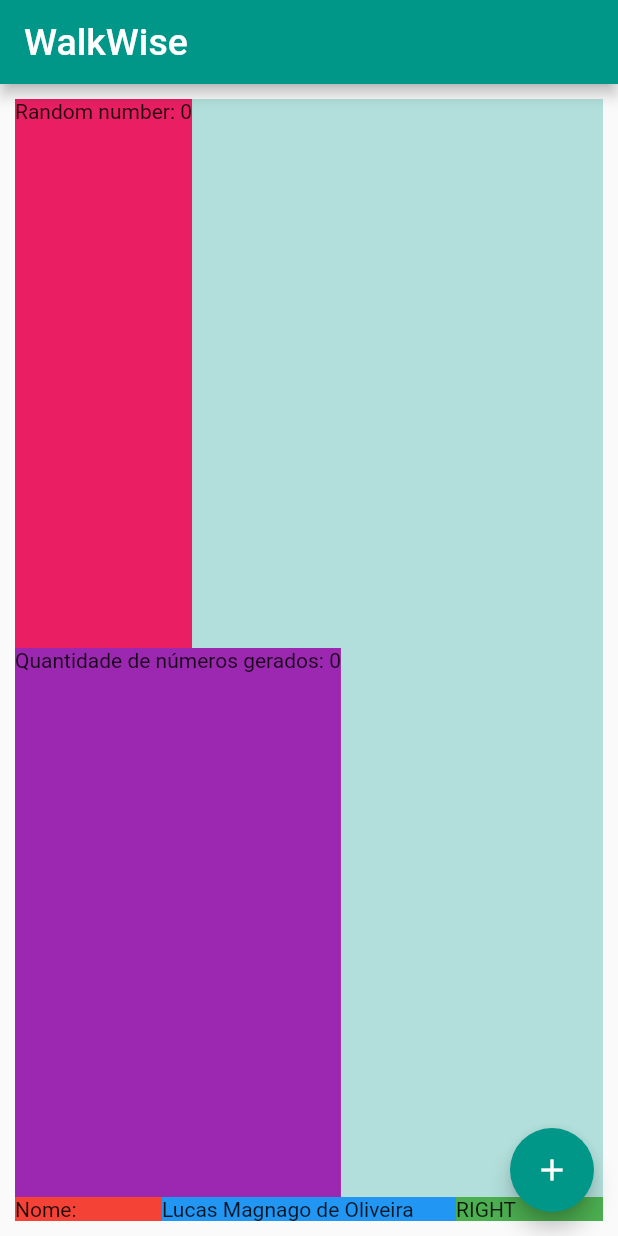
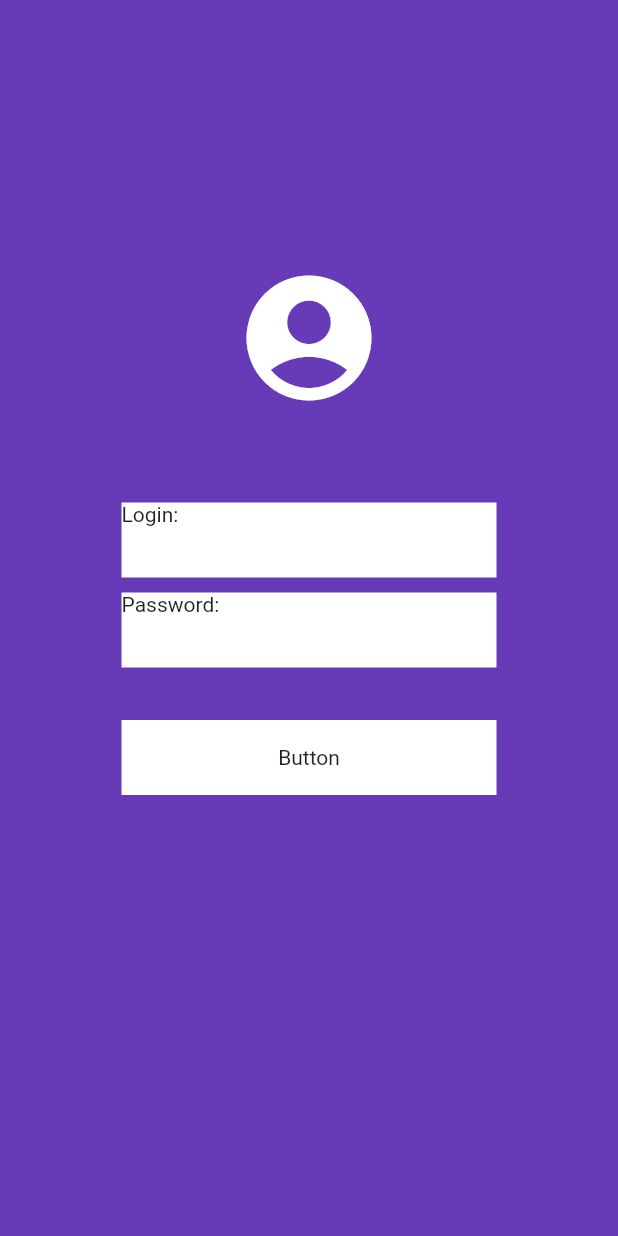
Before and after one commit to LucasMagnago/first-app-flutter, a Flutter app: the screen it shows after launch, on a phone screen of 412 x 824 dp. Run offline on Flutter 3.47's test engine with Material 2 defaults, Android fonts, the phone set to English and light mode, and no system bars; our stand-ins replace google_fonts.

Commit message:
login page

```diff
--- a/lib/pages/home.dart
+++ b/lib/pages/home.dart
@@ -37,7 +37,9 @@ class _HomePageState extends State<HomePage> {
                 child: Text('Random number: $randomNumber'),
               ),
             ),
-            Expanded(
+            SizedBox(
+              width: 100,
+              height: 100,
               child: Container(
                 color: Colors.purple,
                 child: Text('Quantidade de números gerados: $contNumbers'),
--- /dev/null
+++ b/lib/pages/login.dart
@@ -0,0 +1,72 @@
+import 'package:flutter/material.dart';
+
+class LoginPage extends StatefulWidget {
+  const LoginPage({Key? key}) : super(key: key);
+
+  @override
+  State<LoginPage> createState() => _LoginPageState();
+}
+
+class _LoginPageState extends State<LoginPage> {
+  @override
+  Widget build(BuildContext context) {
+    return SafeArea(
+      child: Scaffold(
+        backgroundColor: Colors.deepPurple,
+        body: Center(
+          child: Column(
+            // mainAxisAlignment: MainAxisAlignment.center,
+            crossAxisAlignment: CrossAxisAlignment.center,
+            children: [
+              const SizedBox(
+                height: 150,
+              ),
+              const SizedBox(
+                width: 150,
+                height: 150,
+                child: Icon(
+                  Icons.account_circle,
+                  color: Colors.white,
+                  size: 100,
+                ),
+              ),
+              const SizedBox(
+                height: 35,
+              ),
+              Container(
+                width: 250,
+                height: 50,
+                color: Colors.white,
+                child: const Text('Login: '),
+              ),
+              const SizedBox(
+                height: 10,
+              ),
+              Container(
+                width: 250,
+                height: 50,
+                color: Colors.white,
+                child: const Text('Password: '),
+              ),
+              const SizedBox(
+                height: 35,
+              ),
+              SizedBox(
+                width: 250,
+                height: 50,
+                child: Container(
+                  alignment: Alignment.center,
+                  color: Colors.white,
+                  child: const Text(
+                    'Button',
+                    textAlign: TextAlign.center,
+                  ),
+                ),
+              ),
+            ],
+          ),
+        ),
+      ),
+    );
+  }
+}
--- a/lib/pages/my_app.dart
+++ b/lib/pages/my_app.dart
@@ -1,3 +1,4 @@
+import 'package:first_app_flutter/pages/login.dart';
 import 'package:flutter/material.dart';
 import 'package:google_fonts/google_fonts.dart';
 import 'home.dart';
@@ -5,7 +6,7 @@ import 'home.dart';
 class MyApp extends StatelessWidget {
   Widget build(BuildContext context) {
     return MaterialApp(
-      home: const HomePage(),
+      home: const LoginPage(),
       theme: ThemeData(
         primarySwatch: Colors.teal,
         textTheme: GoogleFonts.aDLaMDisplayTextTheme(),
```
